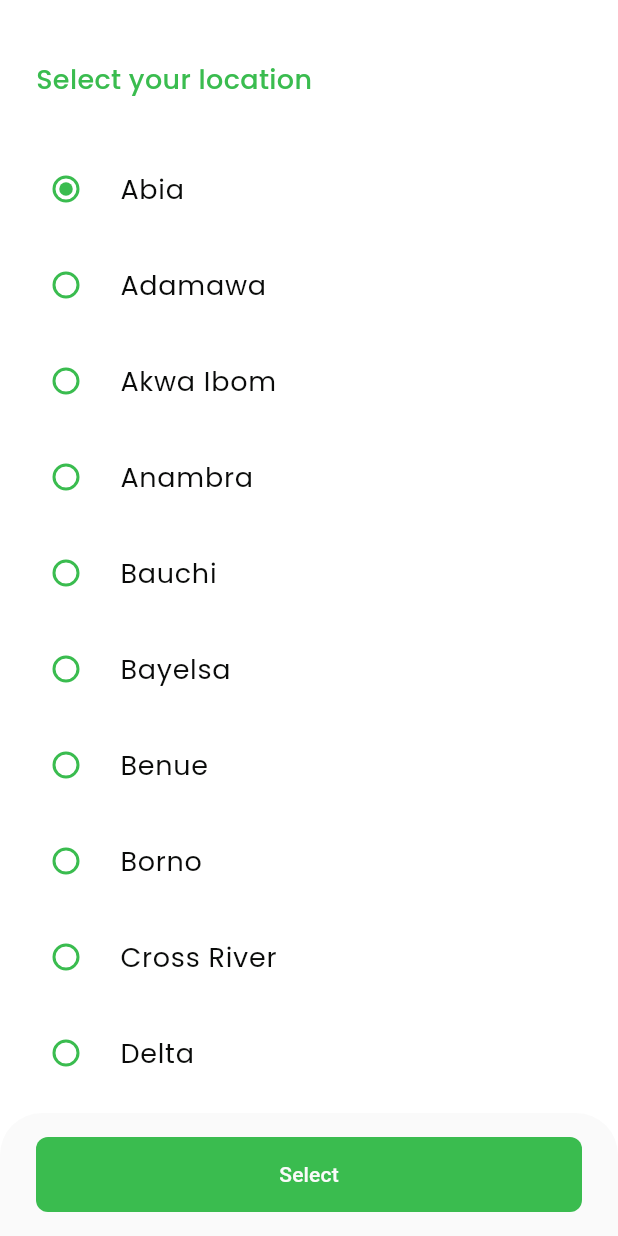
After one commit to enoch-aik/dewsclim, a Flutter app: the SelectLocationScreen screen opened by its route, on a phone screen of 412 x 824 dp. The commit adds this screen. Run offline on Flutter 3.47's test engine with Material 3 defaults, Android fonts, the light colour scheme and no system bars; our stand-ins replace auto_route, firebase_core, flutter_hooks, flutter_svg, hooks_riverpod, lottie and 2 more; accounts and stored records are empty.

Commit message:
- added location selector

```diff
--- /dev/null
+++ b/lib/features/home/presentation/ui/screens/select_location.dart
@@ -0,0 +1,94 @@
+import 'package:dewsclim/features/home/presentation/ui/modals/registration_complete.dart';
+import 'package:dewsclim/lib.dart';
+import 'package:dewsclim/src/app_constants/ngn_states.dart';
+import 'package:dewsclim/src/res/colors/colors.dart';
+import 'package:dewsclim/src/res/styles/styles.dart';
+import 'package:dewsclim/src/widgets/margin.dart';
+
+@RoutePage(name: 'selectLocation')
+class SelectLocationScreen extends HookConsumerWidget {
+  const SelectLocationScreen({super.key});
+
+  @override
+  Widget build(BuildContext context, WidgetRef ref) {
+    final selectedLocation = useState(nigerianStates[0]);
+    return ClipRRect(
+      borderRadius: const BorderRadius.only(
+        topLeft: Radius.circular(32),
+        topRight: Radius.circular(32),
+      ),
+      child: Scaffold(
+        bottomSheet: Padding(
+          padding: const EdgeInsets.symmetric(horizontal: 24, vertical: 16),
+          child: FilledButton(
+              onPressed: () {
+                Navigator.of(context).pop();
+                LocationAddedModal.displayModal(context,
+                    location: selectedLocation.value);
+              },
+              child: const Text('Select')),
+        ),
+        body: SingleChildScrollView(
+          padding: const EdgeInsets.symmetric(horizontal: 24),
+          child: Column(
+            crossAxisAlignment: CrossAxisAlignment.start,
+            children: [
+              const ColSpacing(40),
+              Text(
+                'Select your location',
+                style: AppStyles.bodyTextStyle.copyWith(
+                  fontSize: 18,
+                  fontWeight: FontWeight.w500,
+                  color: AppColors.primary,
+                ),
+              ),
+              const ColSpacing(32),
+              ListView.separated(
+                  shrinkWrap: true,
+                  physics: const BouncingScrollPhysics(),
+                  itemBuilder: (context, index) {
+                    return RadioListTile<String>(
+                        value: nigerianStates[index],
+                        shape: RoundedRectangleBorder(
+                          borderRadius: BorderRadius.circular(12),
+                        ),
+                        contentPadding: EdgeInsets.zero,
+                        fillColor: WidgetStateProperty.all(AppColors.primary),
+                        title: Text(
+                          nigerianStates[index],
+                          style: AppStyles.bodyTextStyle.copyWith(fontSize: 18),
+                        ),
+                        groupValue: selectedLocation.value,
+                        onChanged: (String? value) {
+                          selectedLocation.value = value!;
+                        });
+                  },
+                  separatorBuilder: (context, index) {
+                    return const ColSpacing(8);
+                  },
+                  itemCount: nigerianStates.length),
+              const ColSpacing(108),
+            ],
+          ),
+        ),
+      ),
+    );
+  }
+
+  static void displayModal(
+    BuildContext context,
+  ) {
+    showModalBottomSheet(
+        context: context,
+        isScrollControlled: true,
+        showDragHandle: false,
+        constraints: const BoxConstraints.tightFor(height: 782),
+        shape: const RoundedRectangleBorder(
+          borderRadius: BorderRadius.only(
+            topLeft: Radius.circular(32),
+            topRight: Radius.circular(32),
+          ),
+        ),
+        builder: (context) => const SelectLocationScreen());
+  }
+}
--- a/lib/main.dart
+++ b/lib/main.dart
@@ -9,7 +9,11 @@ import 'package:flutter/services.dart';
 import 'package:hooks_riverpod/hooks_riverpod.dart';
 
 void main() async {
+
   WidgetsFlutterBinding.ensureInitialized();
+  /*await Firebase.initializeApp(
+    options: DefaultFirebaseOptions.currentPlatform,
+  );*/
   Store.init();
   await SystemChrome.setPreferredOrientations([
     DeviceOrientation.portraitUp,
--- /dev/null
+++ b/lib/src/app_constants/ngn_states.dart
@@ -0,0 +1,39 @@
+List<String> nigerianStates = [
+  'Abia',
+  'Adamawa',
+  'Akwa Ibom',
+  'Anambra',
+  'Bauchi',
+  'Bayelsa',
+  'Benue',
+  'Borno',
+  'Cross River',
+  'Delta',
+  'Ebonyi',
+  'Edo',
+  'Ekiti',
+  'Enugu',
+  'FCT - Abuja',
+  'Gombe',
+  'Imo',
+  'Jigawa',
+  'Kaduna',
+  'Kano',
+  'Katsina',
+  'Kebbi',
+  'Kogi',
+  'Kwara',
+  'Lagos',
+  'Nasarawa',
+  'Niger',
+  'Ogun',
+  'Ondo',
+  'Osun',
+  'Oyo',
+  'Plateau',
+  'Rivers',
+  'Sokoto',
+  'Taraba',
+  'Yobe',
+  'Zamfara'
+];
--- a/lib/src/router/router.dart
+++ b/lib/src/router/router.dart
@@ -2,6 +2,7 @@ import 'package:auto_route/auto_route.dart';
 import 'package:dewsclim/features/auth/presentation/ui/screens/login/login.dart';
 import 'package:dewsclim/features/auth/presentation/ui/screens/register/register.dart';
 import 'package:dewsclim/features/home/presentation/ui/screens/home.dart';
+import 'package:dewsclim/features/home/presentation/ui/screens/select_location.dart';
 import 'package:dewsclim/features/onboarding/presentation/ui/screens/onboarding.dart';
 import 'package:dewsclim/features/splash/presentation/ui/screens/splash_screen.dart';
 import 'package:flutter/material.dart';
@@ -30,6 +31,7 @@ class AppRouter extends _$AppRouter {
 
         ///HOME
         AutoRoute(page: Home.page),
+        AutoRoute(page: SelectLocation.page),
       ];
 
   Route<T> modalSheetBuilder<T>(
--- a/pubspec.yaml
+++ b/pubspec.yaml
@@ -43,6 +43,7 @@ dependencies:
   shared_preferences: ^2.2.3
   smooth_page_indicator: ^1.2.0+3
   lottie: ^3.1.2
+  firebase_core:
 
 dev_dependencies:
   flutter_test:
@@ -78,6 +79,7 @@ flutter:
     - assets/svg/auth/
     - assets/svg/home/
     - assets/svg/logo/
+    - shorebird.yaml
   #   - images/a_dot_ham.jpeg
 
   # An image asset can refer to one or more resolution-specific "variants", see
```
Also changed, not shown: lib/core/validators/text_field_validators.dart (added, +61 -0 lines), lib/features/auth/presentation/ui/screens/login/login.dart (+27 -1 lines), lib/features/auth/presentation/ui/screens/register/full_name.dart (+24 -8 lines), lib/features/auth/presentation/ui/screens/register/otp_screen.dart (+18 -3 lines), lib/features/auth/presentation/ui/screens/register/phone_number.dart (+22 -4 lines), lib/features/home/presentation/ui/modals/registration_complete.dart (added, +68 -0 lines), lib/core/validators/validator.dart (added), lib/src/router/router.gr.dart, pubspec.lock.
